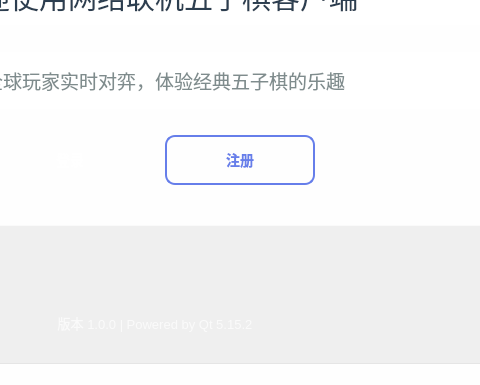
First picture: the form in src/mainwindow.ui, repository Tiange-source/AI-project, before the edit; both pictures show x 445 to 925 and y 415 to 800 of the 1200 by 800 pixel window.
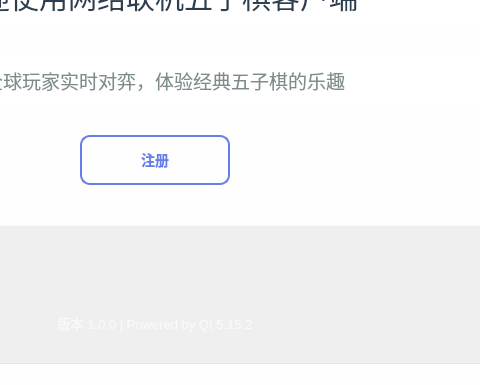
Second picture: the form after the edit.

Commit message: 添加离线对战功能

```diff
--- a/src/mainwindow.ui
+++ b/src/mainwindow.ui
@@ -330,6 +330,50 @@
            </property>
           </widget>
          </item>
+         <item>
+          <widget class="QPushButton" name="offlineButton">
+           <property name="minimumSize">
+            <size>
+             <width>150</width>
+             <height>50</height>
+            </size>
+           </property>
+           <property name="font">
+            <font>
+             <family>Microsoft YaHei UI</family>
+             <pointsize>14</pointsize>
+             <weight>75</weight>
+             <bold>true</bold>
+            </font>
+           </property>
+           <property name="styleSheet">
+            <string notr="true">QPushButton {
+    background: qlineargradient(x1:0, y1:0, x2:1, y2:1,
+                                stop:0 #f093fb, stop:1 #f5576c);
+    color: #ffffff;
+    border: none;
+    border-radius: 10px;
+    padding: 10px 25px;
+    font-size: 14px;
+    font-weight: 600;
+}
+
+QPushButton:hover {
+    background: qlineargradient(x1:0, y1:0, x2:1, y2:1,
+                                stop:0 #e084e8, stop:1 #e64f64);
+    box-shadow: 0 6px 16px rgba(240, 147, 251, 0.5);
+}
+
+QPushButton:pressed {
+    background: qlineargradient(x1:0, y1:0, x2:1, y2:1,
+                                stop:0 #d275d6, stop:1 #c74758);
+}</string>
+           </property>
+           <property name="text">
+            <string>离线对战</string>
+           </property>
+          </widget>
+         </item>
          <item>
           <spacer name="horizontalSpacer_2">
            <property name="orientation">
```
The commit also changes 7 other files.
